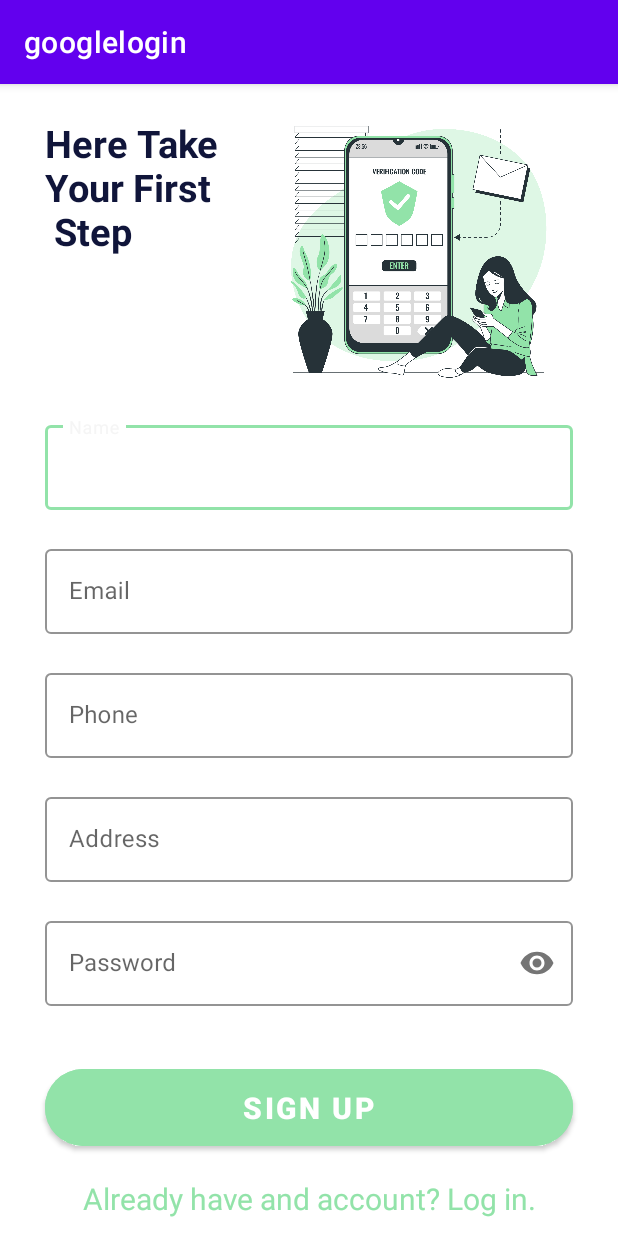
After one commit to sabin411/andoidJava, an Android app: the SignupPage screen opened directly, with no data from a screen before it, on a phone screen of 412 x 824 dp. The commit adds this screen. Run offline under Robolectric (Android 15) with nearby library versions, the phone set to English and light mode, and no system bars.

Commit message:
Created login and signup activity

```diff
--- a/app/build.gradle
+++ b/app/build.gradle
@@ -26,6 +26,9 @@ android {
         sourceCompatibility JavaVersion.VERSION_1_8
         targetCompatibility JavaVersion.VERSION_1_8
     }
+    buildFeatures {
+        viewBinding true
+    }
 }
 
 dependencies {
--- a/app/src/main/java/com/example/googlelogin/Journal/JournalRepository.java
+++ b/app/src/main/java/com/example/googlelogin/Journal/JournalRepository.java
@@ -19,7 +19,7 @@ public class JournalRepository {
         this.db = JourneyDatabase.getInstances(context);
         journalDao = db.journalDao();
     }
-    long insertJournal(Journal journal){
+    public long insertJournal(Journal journal){
     return journalDao.insertJournal(journal);
     }
 
--- /dev/null
+++ b/app/src/main/java/com/example/googlelogin/SignupPage.java
@@ -0,0 +1,14 @@
+package com.example.googlelogin;
+
+import androidx.appcompat.app.AppCompatActivity;
+
+import android.os.Bundle;
+
+public class SignupPage extends AppCompatActivity {
+
+    @Override
+    protected void onCreate(Bundle savedInstanceState) {
+        super.onCreate(savedInstanceState);
+        setContentView(R.layout.activity_signup_page);
+    }
+}
--- a/app/src/main/res/layout/activity_entry_journal.xml
+++ b/app/src/main/res/layout/activity_entry_journal.xml
@@ -63,7 +63,7 @@
         app:layout_constraintTop_toBottomOf="@id/description">
 
         <androidx.appcompat.widget.AppCompatTextView
-            android:id="@+id/location"
+            android:id="@+id/txtLocation"
             android:layout_width="0dp"
             android:layout_height="wrap_content"
             android:layout_weight="0.7"
@@ -72,7 +72,8 @@
             android:textSize="15dp"
             android:text="@string/yourLocation"/>
 
-        <ImageButton
+        <androidx.appcompat.widget.AppCompatImageButton
+            android:id="@+id/addLocation"
             android:layout_width="wrap_content"
             android:layout_height="wrap_content"
             android:src="@drawable/ic_baseline_add_location_24" />
@@ -80,6 +81,7 @@
     </androidx.appcompat.widget.LinearLayoutCompat>
 
     <androidx.appcompat.widget.AppCompatButton
+        android:id="@+id/saveJournal"
         android:layout_width="wrap_content"
         android:layout_height="wrap_content"
         app:layout_constraintTop_toBottomOf="@id/layoutLocation"
--- a/app/src/main/res/layout/activity_landing.xml
+++ b/app/src/main/res/layout/activity_landing.xml
@@ -61,7 +61,7 @@
             />
         <com.google.android.material.button.MaterialButton
             android:paddingTop="10dp"
-            android:id="@+id/signup"
+            android:id="@+id/signupBtn"
             android:layout_width="170dp"
             android:layout_height="wrap_content"
             app:layout_constraintRight_toRightOf="parent"
--- /dev/null
+++ b/app/src/main/res/layout/activity_signup_page.xml
@@ -0,0 +1,230 @@
+<?xml version="1.0" encoding="utf-8"?>
+<androidx.constraintlayout.widget.ConstraintLayout xmlns:android="http://schemas.android.com/apk/res/android"
+    android:layout_width="match_parent"
+    android:layout_height="match_parent"
+    xmlns:app="http://schemas.android.com/apk/res-auto"
+    android:backgroundTint="@color/white"
+    android:theme="@style/Theme.AppCompat.Light.NoActionBar"
+    >
+
+
+
+    <androidx.constraintlayout.widget.ConstraintLayout
+        android:layout_width="match_parent"
+        android:layout_height="wrap_content"
+        app:layout_constraintTop_toTopOf="parent"
+        app:layout_constraintBottom_toBottomOf="parent"
+        android:paddingBottom="10dp"
+        android:paddingTop="10dp">
+        <androidx.appcompat.widget.LinearLayoutCompat
+            android:layout_marginLeft="30dp"
+            android:id="@+id/topSectionWrapper"
+            android:layout_width="match_parent"
+            android:layout_height="wrap_content"
+            android:orientation="horizontal"
+            app:layout_constraintTop_toTopOf="parent"
+            android:layout_marginTop="10dp"
+            >
+            <TextView
+                android:id="@+id/Header"
+                app:layout_constraintTop_toBottomOf="@id/topSectionWrapper"
+                android:layout_width="wrap_content"
+                android:layout_height="wrap_content"
+                android:text="@string/headerTitle"
+                android:textColor="@color/fontBlueColor"
+                android:textSize="25dp"
+                android:textStyle="bold"
+                />
+            <pl.droidsonroids.gif.GifImageView
+                android:id="@+id/loginTopGif"
+                android:layout_width="wrap_content"
+                android:layout_height="180dp"
+                android:src="@drawable/opt"
+                app:layout_constraintTop_toTopOf="parent"
+                app:layout_constraintRight_toRightOf="parent"
+                app:layout_constraintLeft_toLeftOf="parent"
+                />
+
+
+        </androidx.appcompat.widget.LinearLayoutCompat>
+
+
+        <!--            <EditText-->
+        <!--                android:id="@+id/nameInput"-->
+        <!--                android:layout_marginTop="30dp"-->
+        <!--                android:layout_width="match_parent"-->
+        <!--                android:layout_height="wrap_content"-->
+        <!--                app:layout_constraintTop_toBottomOf="@+id/signupSubHeading"-->
+        <!--                android:layout_marginLeft="30dp"-->
+        <!--                android:layout_marginRight="30dp"-->
+        <!--                android:hint="Name"-->
+        <!--                />-->
+
+        <com.google.android.material.textfield.TextInputLayout
+            android:id="@+id/nameInputWrapper"
+            android:layout_width="match_parent"
+            android:layout_height="wrap_content"
+            app:layout_constraintTop_toBottomOf="@id/topSectionWrapper"
+            app:startIconContentDescription="@string/name"
+            android:layout_marginStart="30dp"
+            android:layout_marginEnd="30dp"
+            android:hint="@string/name"
+            app:boxStrokeColor="@color/primaryColor"
+            app:errorEnabled="true"
+            style="@style/Widget.MaterialComponents.TextInputLayout.OutlinedBox"
+            android:layout_marginTop="20dp"
+            >
+            <com.google.android.material.textfield.TextInputEditText
+                android:id="@+id/nameInput"
+                android:layout_width="match_parent"
+                android:layout_height="wrap_content"
+                android:inputType="textPersonName"
+                android:backgroundTint="@color/white"
+
+                />
+
+        </com.google.android.material.textfield.TextInputLayout>
+
+
+        <com.google.android.material.textfield.TextInputLayout
+            android:id="@+id/emailInputWrapper"
+            android:layout_width="match_parent"
+            android:layout_height="wrap_content"
+            app:layout_constraintTop_toBottomOf="@id/nameInputWrapper"
+            app:startIconContentDescription="@string/email"
+            android:layout_marginStart="30dp"
+            android:layout_marginEnd="30dp"
+            android:hint="@string/email"
+            app:boxStrokeColor="@color/primaryColor"
+            app:errorEnabled="true"
+            style="@style/Widget.MaterialComponents.TextInputLayout.OutlinedBox"
+            >
+            <com.google.android.material.textfield.TextInputEditText
+                android:id="@+id/emailInput"
+                android:layout_width="match_parent"
+                android:layout_height="wrap_content"
+                android:inputType="textEmailAddress"
+                android:backgroundTint="@color/white"
+
+                />
+
+        </com.google.android.material.textfield.TextInputLayout>
+
+        <com.google.android.material.textfield.TextInputLayout
+            android:id="@+id/phoneNumberInputWrapper"
+            android:layout_width="match_parent"
+            android:layout_height="wrap_content"
+            app:layout_constraintTop_toBottomOf="@id/emailInputWrapper"
+            app:startIconContentDescription="@string/email"
+            android:layout_marginStart="30dp"
+            android:layout_marginEnd="30dp"
+            android:hint="@string/phone"
+            app:boxStrokeColor="@color/primaryColor"
+            app:errorEnabled="true"
+            style="@style/Widget.MaterialComponents.TextInputLayout.OutlinedBox"
+            >
+            <com.google.android.material.textfield.TextInputEditText
+                android:id="@+id/phoneNumberInput"
+                android:layout_width="match_parent"
+                android:layout_height="wrap_content"
+                android:inputType="phone"
+                android:backgroundTint="@color/white"
+
+                />
+
+        </com.google.android.material.textfield.TextInputLayout>
+
+
+        <com.google.android.material.textfield.TextInputLayout
+            android:id="@+id/addressInputWrapper"
+            android:layout_width="match_parent"
+            android:layout_height="wrap_content"
+            app:layout_constraintTop_toBottomOf="@id/phoneNumberInputWrapper"
+            app:startIconContentDescription="@string/email"
+            android:layout_marginStart="30dp"
+            android:layout_marginEnd="30dp"
+            android:hint="@string/address"
+            app:boxStrokeColor="@color/primaryColor"
+            app:errorEnabled="true"
+            style="@style/Widget.MaterialComponents.TextInputLayout.OutlinedBox"
+            >
+            <com.google.android.material.textfield.TextInputEditText
+                android:id="@+id/addressInput"
+                android:layout_width="match_parent"
+                android:layout_height="wrap_content"
+                android:inputType="text"
+                android:backgroundTint="@color/white"
+
+                />
+
+        </com.google.android.material.textfield.TextInputLayout>
+
+        <!--            <EditText-->
+        <!--                android:id="@+id/passwordInput"-->
+        <!--                android:layout_marginTop="20dp"-->
+        <!--                android:layout_width="match_parent"-->
+        <!--                android:layout_height="wrap_content"-->
+        <!--                app:layout_constraintTop_toBottomOf="@+id/emailInput"-->
+        <!--                android:layout_marginLeft="30dp"-->
+        <!--                android:layout_marginRight="30dp"-->
+        <!--                android:hint="Password"-->
+        <!--                />-->
+
+        <com.google.android.material.textfield.TextInputLayout
+            android:id="@+id/passwordInputWrapper"
+            android:layout_width="match_parent"
+            android:layout_height="wrap_content"
+            app:layout_constraintTop_toBottomOf="@id/addressInputWrapper"
+            app:startIconContentDescription="@string/password"
+            android:layout_marginStart="30dp"
+            android:layout_marginEnd="30dp"
+            android:hint="@string/password"
+            app:boxStrokeColor="@color/primaryColor"
+            app:errorEnabled="true"
+            app:passwordToggleEnabled="true"
+            style="@style/Widget.MaterialComponents.TextInputLayout.OutlinedBox"
+            >
+            <com.google.android.material.textfield.TextInputEditText
+                android:id="@+id/passwordInput"
+                android:layout_width="match_parent"
+                android:layout_height="wrap_content"
+                android:inputType="textPassword"
+                android:backgroundTint="@color/white"
+
+                />
+
+        </com.google.android.material.textfield.TextInputLayout>
+
+        <com.google.android.material.button.MaterialButton
+            android:id="@+id/signupButtonId"
+            android:layout_width="match_parent"
+            android:layout_height="wrap_content"
+            android:text="Sign up"
+            android:textStyle="bold"
+            android:textSize="20dp"
+            android:layout_marginTop="15dp"
+            app:layout_constraintTop_toBottomOf="@id/passwordInputWrapper"
+            app:layout_constraintRight_toRightOf="parent"
+            app:layout_constraintLeft_toLeftOf="parent"
+            android:textColor="@color/white"
+            android:backgroundTint="@color/primaryColor"
+            android:padding="12dp"
+            android:layout_marginLeft="30dp"
+            android:layout_marginRight="30dp"
+            app:cornerRadius="25dp"
+            />
+        <TextView
+            android:layout_width="match_parent"
+            android:layout_height="wrap_content"
+            android:text="Already have and account? Log in."
+            app:layout_constraintTop_toBottomOf="@+id/signupButtonId"
+            android:textAlignment="center"
+            android:textSize="20dp"
+            android:layout_marginTop="15dp"
+            android:textColor="@color/primaryColor"
+
+            />
+    </androidx.constraintlayout.widget.ConstraintLayout>
+
+
+</androidx.constraintlayout.widget.ConstraintLayout>
--- a/app/src/main/res/values/colors.xml
+++ b/app/src/main/res/values/colors.xml
@@ -10,4 +10,7 @@
     <color name="primaryBlue">#263238</color>
     <color name="primaryColor">#92E3A9</color>
     <color name="primaryGrey">#EBEBEB</color>
+    <color name="red">#F44336</color>
+    <color name="fontBlueColor">#10153A</color>
+    <color name="fadedBlack">#999999</color>
 </resources>
--- a/app/src/main/res/values/strings.xml
+++ b/app/src/main/res/values/strings.xml
@@ -7,4 +7,16 @@
     <string name="titleHint">Enter Journey title</string>
     <string name="descriptionHint">Description</string>
     <string name="yourLocation">Your Location</string>
+    <string name="title_activity_location_access">LocationAccess</string>
+    <string name="title_activity_maps">MapsActivity</string>
+    <string name="Signup">Sign up</string>
+    <string name="name">Name</string>
+    <string name="email">Email</string>
+    <string name="phone">Phone</string>
+    <string name="address">Address</string>
+    <string name="password">Password</string>
+    <string name="headerTitle">Here Take\nYour First\n Step</string>
+    <string name="WelcomeBackTxt">Welcome Back</string>
+    <string name="loginHeader">Login</string>
+    <string name="forgotPassword">Forgot your password?</string>
 </resources>
--- a/build.gradle
+++ b/build.gradle
@@ -6,7 +6,7 @@ buildscript {
     }
     dependencies {
         classpath 'com.android.tools.build:gradle:7.1.1'
-        classpath 'com.google.android.libraries.mapsplatform.secrets-gradle-plugin:secrets-gradle-plugin:2.0.0'
+        classpath 'com.google.android.libraries.mapsplatform.secrets-gradle-plugin:secrets-gradle-plugin:2.0.1'
     }
 }
 
```
Also changed, not shown: app/src/main/AndroidManifest.xml (+11 -0 lines), app/src/main/java/com/example/googlelogin/ActivityEntryJournal.java (+92 -2 lines), app/src/main/java/com/example/googlelogin/ActivityLocationAccess.java (added, +51 -0 lines), app/src/main/java/com/example/googlelogin/Journal/Journal.java (+4 -6 lines), app/src/main/java/com/example/googlelogin/LandingActivity.java (+22 -0 lines), app/src/main/java/com/example/googlelogin/LoginPage.java (added, +14 -0 lines), app/src/main/java/com/example/googlelogin/MapsFragment.java (+15 -18 lines), app/src/main/res/layout/activity_location_access.xml (added, +15 -0 lines), app/src/main/res/layout/activity_login_page.xml (added, +147 -0 lines), app/src/main/res/drawable-v24/account.gif (added), app/src/main/res/drawable-v24/opt.png (added).
